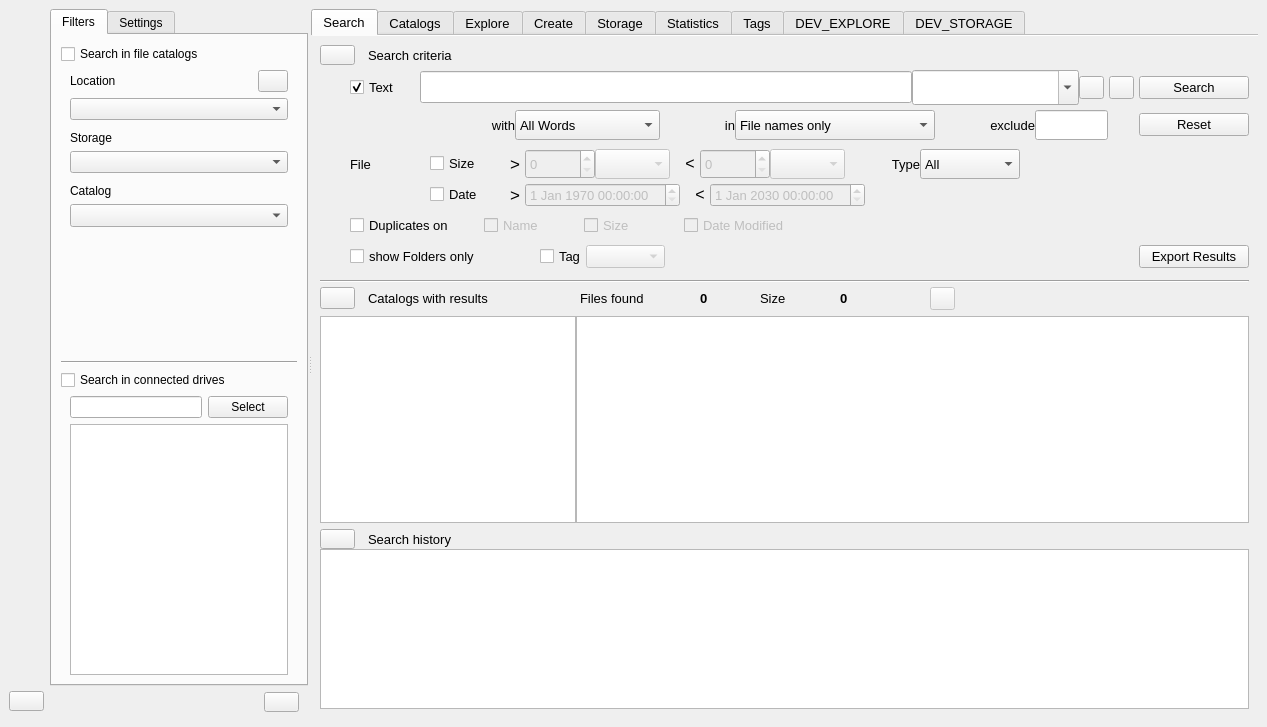
StephaneCouturier/Katalog, file mainwindow.ui: the form before one commit.
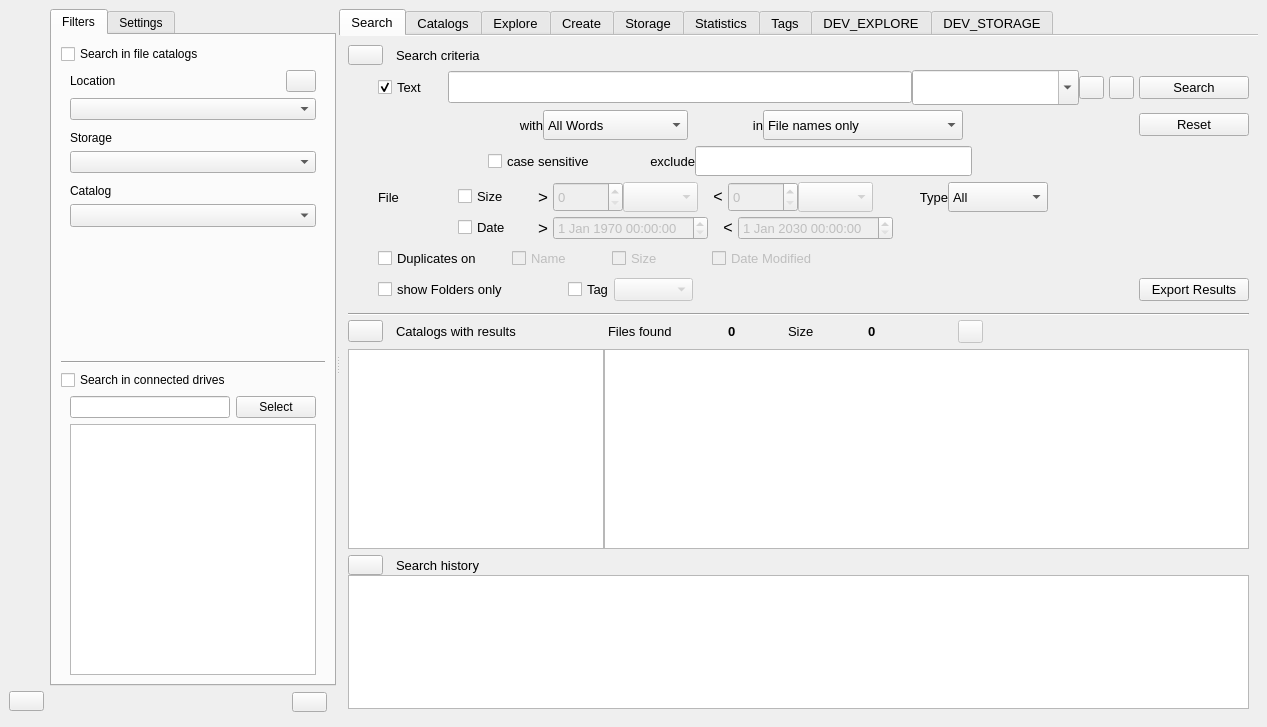
The form after the commit. Icons and pictures are not drawn. Custom widgets are drawn as their Qt base class.

```diff
--- a/mainwindow.ui
+++ b/mainwindow.ui
@@ -1389,7 +1389,7 @@
                   </layout>
                  </item>
                  <item>
-                  <layout class="QHBoxLayout" name="Search_horizontalLayout_SearchFilters">
+                  <layout class="QHBoxLayout" name="Search_horizontalLayout_SearchFilters1">
                    <property name="topMargin">
                     <number>0</number>
                    </property>
@@ -1435,17 +1435,17 @@
                      <property name="minimumSize">
                       <size>
                        <width>30</width>
-                       <height>0</height>
+                       <height>38</height>
                       </size>
                      </property>
                      <property name="maximumSize">
                       <size>
-                       <width>35</width>
+                       <width>25</width>
                        <height>16777215</height>
                       </size>
                      </property>
                      <property name="styleSheet">
-                      <string notr="true">background: url(:/images/link-tree-end.png) no-repeat left;</string>
+                      <string notr="true">background: url(:/images/link-tree-mid.png) repeat-y left;</string>
                      </property>
                      <property name="text">
                       <string/>
@@ -1649,7 +1649,128 @@
                     </widget>
                    </item>
                    <item>
-                    <spacer name="Search_horizontalSpacer_13">
+                    <spacer name="Search_horizontalSpacer_03">
+                     <property name="orientation">
+                      <enum>Qt::Horizontal</enum>
+                     </property>
+                     <property name="sizeType">
+                      <enum>QSizePolicy::Expanding</enum>
+                     </property>
+                     <property name="sizeHint" stdset="0">
+                      <size>
+                       <width>100</width>
+                       <height>20</height>
+                      </size>
+                     </property>
+                    </spacer>
+                   </item>
+                   <item>
+                    <widget class="QPushButton" name="Search_pushButton_ResetAll">
+                     <property name="minimumSize">
+                      <size>
+                       <width>110</width>
+                       <height>0</height>
+                      </size>
+                     </property>
+                     <property name="toolTip">
+                      <string>Reset all criteria to default values, and clear previous results.</string>
+                     </property>
+                     <property name="text">
+                      <string>Reset</string>
+                     </property>
+                     <property name="icon">
+                      <iconset theme="edit-clear-history">
+                       <normaloff>.</normaloff>.</iconset>
+                     </property>
+                    </widget>
+                   </item>
+                  </layout>
+                 </item>
+                 <item>
+                  <layout class="QHBoxLayout" name="Search_horizontalLayout_SearchFilters2">
+                   <item>
+                    <widget class="QLabel" name="Search_label_LinkImage15">
+                     <property name="sizePolicy">
+                      <sizepolicy hsizetype="Fixed" vsizetype="Preferred">
+                       <horstretch>0</horstretch>
+                       <verstretch>0</verstretch>
+                      </sizepolicy>
+                     </property>
+                     <property name="minimumSize">
+                      <size>
+                       <width>110</width>
+                       <height>33</height>
+                      </size>
+                     </property>
+                     <property name="maximumSize">
+                      <size>
+                       <width>16777215</width>
+                       <height>40</height>
+                      </size>
+                     </property>
+                     <property name="styleSheet">
+                      <string notr="true">background: url(:/images/link-v.png) repeat-y left;</string>
+                     </property>
+                     <property name="text">
+                      <string/>
+                     </property>
+                    </widget>
+                   </item>
+                   <item>
+                    <widget class="QLabel" name="Search_label_LinkImage08">
+                     <property name="sizePolicy">
+                      <sizepolicy hsizetype="Fixed" vsizetype="Preferred">
+                       <horstretch>0</horstretch>
+                       <verstretch>0</verstretch>
+                      </sizepolicy>
+                     </property>
+                     <property name="minimumSize">
+                      <size>
+                       <width>30</width>
+                       <height>0</height>
+                      </size>
+                     </property>
+                     <property name="maximumSize">
+                      <size>
+                       <width>35</width>
+                       <height>16777215</height>
+                      </size>
+                     </property>
+                     <property name="styleSheet">
+                      <string notr="true">background: url(:/images/link-tree-end.png) no-repeat left;</string>
+                     </property>
+                     <property name="text">
+                      <string/>
+                     </property>
+                     <property name="alignment">
+                      <set>Qt::AlignLeading|Qt::AlignLeft|Qt::AlignTop</set>
+                     </property>
+                    </widget>
+                   </item>
+                   <item>
+                    <widget class="QCheckBox" name="Search_checkBox_CaseSensitive">
+                     <property name="enabled">
+                      <bool>true</bool>
+                     </property>
+                     <property name="minimumSize">
+                      <size>
+                       <width>75</width>
+                       <height>0</height>
+                      </size>
+                     </property>
+                     <property name="toolTip">
+                      <string>The results should match exactly the text </string>
+                     </property>
+                     <property name="text">
+                      <string>case sensitive</string>
+                     </property>
+                     <property name="checked">
+                      <bool>false</bool>
+                     </property>
+                    </widget>
+                   </item>
+                   <item>
+                    <spacer name="Search_horizontalSpacer_17">
                      <property name="orientation">
                       <enum>Qt::Horizontal</enum>
                      </property>
@@ -1745,7 +1866,7 @@
                     </widget>
                    </item>
                    <item>
-                    <spacer name="Search_horizontalSpacer_03">
+                    <spacer name="Search_horizontalSpacer_13">
                      <property name="orientation">
                       <enum>Qt::Horizontal</enum>
                      </property>
@@ -1754,36 +1875,16 @@
                      </property>
                      <property name="sizeHint" stdset="0">
                       <size>
-                       <width>100</width>
+                       <width>200</width>
                        <height>20</height>
                       </size>
                      </property>
                     </spacer>
                    </item>
-                   <item>
-                    <widget class="QPushButton" name="Search_pushButton_ResetAll">
-                     <property name="minimumSize">
-                      <size>
-                       <width>110</width>
-                       <height>0</height>
-                      </size>
-                     </property>
-                     <property name="toolTip">
-                      <string>Reset all criteria to default values, and clear previous results.</string>
-                     </property>
-                     <property name="text">
-                      <string>Reset</string>
-                     </property>
-                     <property name="icon">
-                      <iconset theme="edit-clear-history">
-                       <normaloff>.</normaloff>.</iconset>
-                     </property>
-                    </widget>
-                   </item>
                   </layout>
                  </item>
                  <item>
-                  <layout class="QHBoxLayout" name="Search_horizontalLayout_SearchFile">
+                  <layout class="QHBoxLayout" name="Search_horizontalLayout_SearchFile1">
                    <property name="topMargin">
                     <number>0</number>
                    </property>
@@ -2254,7 +2355,7 @@
                   </layout>
                  </item>
                  <item>
-                  <layout class="QHBoxLayout" name="Search_horizontalLayout_SearchFile_2">
+                  <layout class="QHBoxLayout" name="Search_horizontalLayout_SearchFile2">
                    <property name="topMargin">
                     <number>0</number>
                    </property>
```
Left out of the diff: 2 changed lines with no effect on the pictures.
